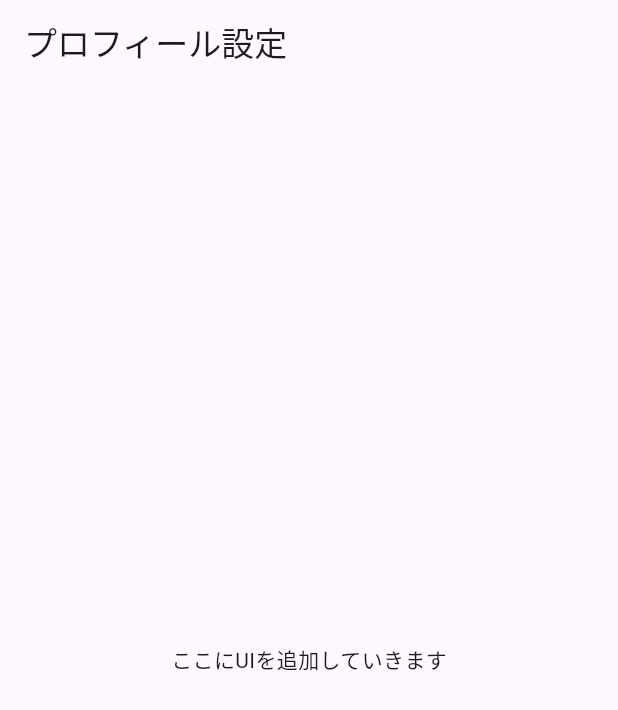
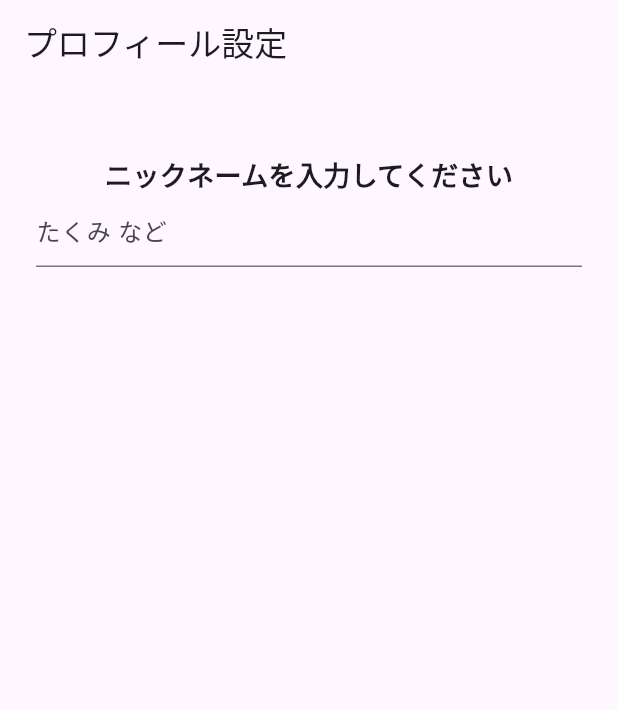
Before and after one commit to Takumi162/beat_rush, a Flutter app: the screen it shows after launch, on a phone screen of 412 x 824 dp. Shown: the top 710 px of the screen. Run offline on Flutter 3.47's test engine with Material 3 defaults, Android fonts, the phone set to English and light mode, and no system bars; our stand-ins replace firebase_auth, firebase_core; accounts and stored records are empty; network calls fail.

Commit message:
ニックネーム入力用テキストフィールド実装

```diff
--- a/lib/screens/login/login_screen.dart
+++ b/lib/screens/login/login_screen.dart
@@ -8,11 +8,29 @@ class LoginScreen extends StatefulWidget {
 }
 
 class _LoginScreenState extends State<LoginScreen> {
+  final TextEditingController _nicknameController = TextEditingController();
   @override
   Widget build(BuildContext context) {
     return Scaffold(
       appBar: AppBar(title: const Text('プロフィール設定')),
-      body: const Center(child: Text('ここにUIを追加していきます')),
+      body: Padding(
+        padding: const EdgeInsets.all(24.0),
+        child: Column(
+          crossAxisAlignment: CrossAxisAlignment.center,
+          children: [
+            const SizedBox(height: 24),
+
+            const Text(
+              'ニックネームを入力してください',
+              style: TextStyle(fontSize: 18, fontWeight: FontWeight.bold),
+            ),
+            TextField(
+              controller: _nicknameController,
+              decoration: const InputDecoration(hintText: 'たくみ など'),
+            ),
+          ],
+        ),
+      ),
     );
   }
 }
```
